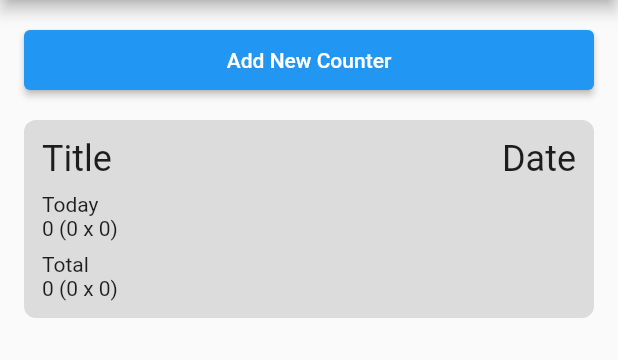
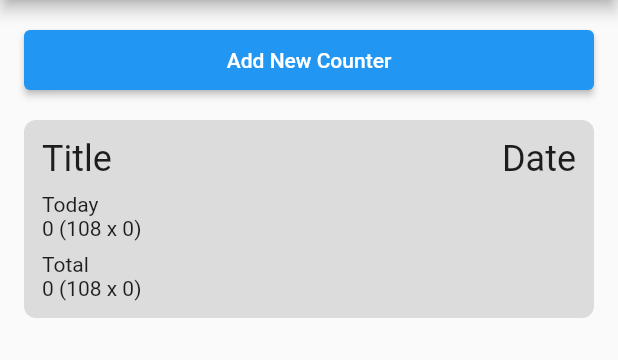
Before and after one commit to schmidt9/Advanced-Mala-Counter, a Flutter app: the screen it shows after launch, after a tap on "Add New Counter", on a phone screen of 412 x 824 dp, the part 84-444 px from its top. Run offline on Flutter 3.47's test engine with Material 2 defaults, Android fonts, the phone set to English and light mode, and no system bars; our stand-ins replace cloud_firestore, email_validator, firebase_auth, firebase_core; accounts and stored records are empty; statements that could not run were skipped.

```diff
--- a/advanced_mala_counter/lib/models/counter_data.dart
+++ b/advanced_mala_counter/lib/models/counter_data.dart
@@ -1,16 +1,29 @@
+import 'package:firebase_auth/firebase_auth.dart';
+
 class CounterData {
-  final int? id;
+  final String? userUid;
   final String title;
   final int created;
   final int cycleLength;
   final int todayCount;
   final int totalCount;
 
-  const CounterData({
-      required this.title,
+  const CounterData(
+      {required this.title,
       required this.created,
       required this.cycleLength,
       required this.todayCount,
       required this.totalCount,
-      this.id});
+      this.userUid});
+
+  Map<String, dynamic> toMap() {
+    return {
+      'user_uid': userUid,
+      'title': title,
+      'created': created,
+      'cycle_length': cycleLength,
+      'today_count': todayCount,
+      'total_count': totalCount
+    };
+  }
 }
--- a/advanced_mala_counter/lib/screens/home_screen.dart
+++ b/advanced_mala_counter/lib/screens/home_screen.dart
@@ -1,3 +1,4 @@
+import 'package:advanced_mala_counter/data/counter_database.dart';
 import 'package:firebase_auth/firebase_auth.dart';
 import 'package:flutter/material.dart';
 import '../models/counter_data.dart';
@@ -18,12 +19,16 @@ class _HomeScreenState extends State<HomeScreen> {
 
   void _addCounter() {
     setState(() {
-      _counters.add(const CounterData(
+      final counterData = CounterData(
           title: 'Title',
-          created: 0,
-          cycleLength: 0,
+          created: DateTime.now().microsecondsSinceEpoch,
+          cycleLength: 108,
           todayCount: 0,
-          totalCount: 0));
+          totalCount: 0);
+
+      _counters.add(counterData);
+
+      CounterDatabase.addCounter(counterData);
     });
   }
 
--- a/advanced_mala_counter/pubspec.yaml
+++ b/advanced_mala_counter/pubspec.yaml
@@ -39,6 +39,7 @@ dependencies:
   firebase_core: ^2.5.0
   firebase_auth: ^4.2.6
   email_validator: ^2.1.17
+  cloud_firestore: ^4.3.2
 
 dev_dependencies:
   flutter_test:
```
Also changed, not shown: advanced_mala_counter/lib/data/counter_database.dart (+13 -59 lines).
